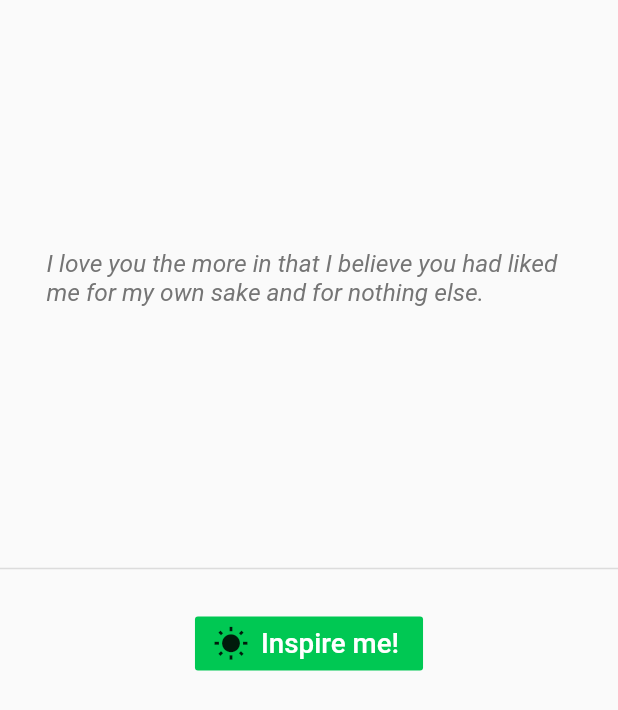
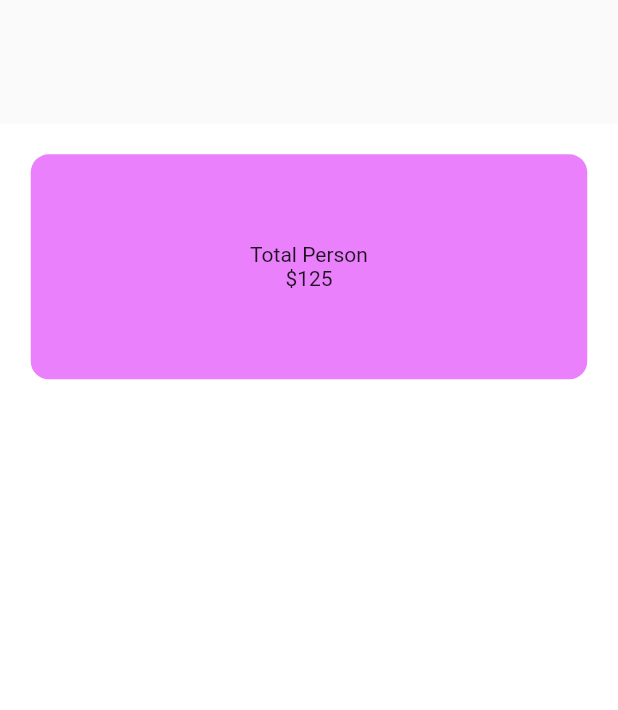
Before and after one commit to anandl-cuelogic/FlutterTraingProject, a Flutter app: the screen it shows after launch, on a phone screen of 412 x 824 dp. Shown: the top 710 px of the screen. Run offline on Flutter 3.47's test engine with Material 2 defaults, Android fonts, the phone set to English and light mode, and no system bars; statements that could not run were skipped.

Commit message:
working on section 15

```diff
--- a/bizcard/lib/main.dart
+++ b/bizcard/lib/main.dart
@@ -2,5 +2,5 @@ import 'package:bizcard/ui/home.dart';
 import 'package:flutter/material.dart';
 
 void main() => runApp(new MaterialApp(
-  home: Wisdom(),
+  home: BillSplitter(),
 ));
--- a/bizcard/lib/ui/home.dart
+++ b/bizcard/lib/ui/home.dart
@@ -1,4 +1,54 @@
 import 'package:flutter/material.dart';
+
+class BillSplitter extends StatefulWidget {
+  @override
+  _BillSplitterState createState() => _BillSplitterState();
+}
+
+class _BillSplitterState extends State<BillSplitter> {
+  int _tipPercentage = 0;
+  int _personCounter = 0;
+  double _billAmount = 0.0;
+
+  @override
+  Widget build(BuildContext context) {
+    return Scaffold(
+      body: Container(
+        margin: EdgeInsets.only(top: MediaQuery.of(context).size.height * 0.1),
+        alignment: Alignment.center,
+        color: Colors.white,
+        child: ListView(
+          scrollDirection: Axis.vertical,
+          padding: EdgeInsets.all(20.5),
+          children: <Widget>[
+            Container(
+              width: 150,
+              height: 150,
+              decoration: BoxDecoration(
+                  color: Colors.purpleAccent.shade100,
+                  borderRadius: BorderRadius.circular(12.0)),
+              child: Center(
+                child: Column(
+                  mainAxisAlignment: MainAxisAlignment.center,
+                  children: <Widget>[Text("Total Person"), Text("\$125")],
+                ),
+              ),
+            ),
+            Container(
+              margin: EdgeInsets.only(top: 20.0),
+              padding: EdgeInsets.all(12.0),
+              decoration: Bp,
+              child: Column(
+                children: <Widget>[],
+
+              ),
+            )
+          ],
+        ),
+      ),
+    );
+  }
+}
 
 class Wisdom extends StatefulWidget {
   @override
@@ -34,13 +84,13 @@ class _WisdomState extends State<Wisdom> {
                       color: Colors.transparent,
                       borderRadius: BorderRadius.circular(14.5),
                     ),
-                    child: Center(child: Text(quotes[_index % quotes.length],
-                    style: TextStyle(
-                      color: Colors.grey.shade600,
-                      fontStyle: FontStyle.italic,
-                      fontSize: 16.25
-                    ),
-
+                    child: Center(
+                        child: Text(
+                      quotes[_index % quotes.length],
+                      style: TextStyle(
+                          color: Colors.grey.shade600,
+                          fontStyle: FontStyle.italic,
+                          fontSize: 16.25),
                     ))),
               ),
             ),
```
